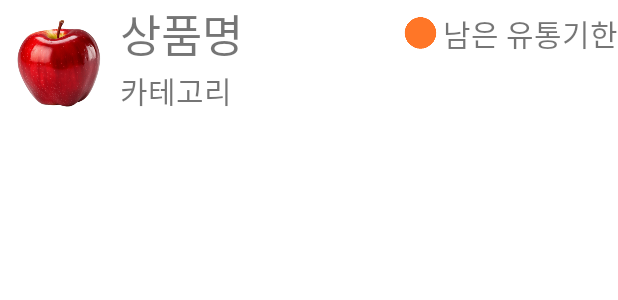
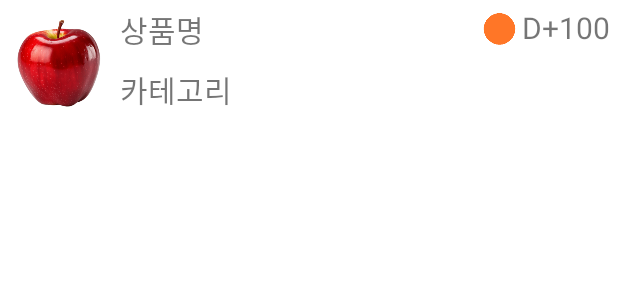
Before and after one commit to CD1-2024-2/FoodFresh-client, an Android app: the layout listview_foodlist.xml on its own in the app's theme, with its tools: preview values and no code run, on a phone screen of 412 x 824 dp. Shown: the top 300 px of the screen. Run offline under Robolectric (Android 15) with nearby library versions, the phone set to English and light mode, and no system bars.

Commit message:
Feat: 최종 완성

```diff
--- a/app/src/main/res/layout/activity_food_data.xml
+++ b/app/src/main/res/layout/activity_food_data.xml
@@ -28,7 +28,7 @@
                 android:layout_marginBottom="10dp" />
 
             <ImageView
-                android:id="@+id/FoodData_item_imageview"
+                android:id="@+id/foodData_item_imageview"
                 android:layout_width="150dp"
                 android:layout_height="150dp"
                 android:layout_centerInParent="true"
@@ -37,7 +37,7 @@
                 android:id="@+id/space"
                 android:layout_width="wrap_content"
                 android:layout_height="30dp"
-                android:layout_below="@+id/FoodData_item_imageview" />
+                android:layout_below="@+id/foodData_item_imageview" />
             <TextView
                 android:id="@+id/foodData_barcode_textview"
                 android:text="바코드 번호"
--- a/app/src/main/res/layout/listview_foodlist.xml
+++ b/app/src/main/res/layout/listview_foodlist.xml
@@ -13,7 +13,7 @@
             android:orientation="horizontal">
 
             <ImageView
-                android:id="@+id/food_imageview"
+                android:id="@+id/foodList_food_imageview"
                 android:layout_width="80dp"
                 android:layout_height="80dp"
                 android:src="@drawable/ic_sample_apple"/>
@@ -22,21 +22,23 @@
                 android:layout_width="match_parent"
                 android:layout_height="match_parent"
                 android:orientation="vertical">
-                <LinearLayout
+                <RelativeLayout
+                    android:gravity="center_vertical"
                     android:layout_width="match_parent"
-                    android:layout_height="wrap_content"
-                    android:orientation="horizontal"
-                    android:gravity="center_vertical">
+                    android:layout_height="40dp">
+
                     <TextView
                         android:id="@+id/food_name_textview"
+                        android:text="상품명"
+                        android:textSize="20dp"
+                        android:maxLines="1"
+                        android:layout_width="240dp"
+                        android:layout_height="wrap_content"/>
+                    <LinearLayout
                         android:layout_width="wrap_content"
                         android:layout_height="wrap_content"
-                        android:text="상품명"
-                        android:textSize="30dp"/>
-                    <Space
-                        android:layout_width="wrap_content"
-                        android:layout_height="wrap_content"
-                        android:layout_weight="1"/>
+                        android:layout_alignParentRight="true"
+                        android:layout_marginRight="5dp">
                         <ImageView
                             android:id="@+id/food_expiry_dot_imageview"
                             android:layout_width="30dp"
@@ -44,14 +46,17 @@
                             android:src="@drawable/ic_dot_orange"/>
                         <TextView
                             android:id="@+id/food_expiry_date_textview"
+                            android:text="D+100"
+                            android:textSize="20dp"
+                            android:maxLines="1"
                             android:layout_width="wrap_content"
-                        android:layout_height="wrap_content"
-                        android:text="남은 유통기한"
-                        android:textSize="20dp"/>
+                            android:layout_height="wrap_content"/>
                     </LinearLayout>
+                </RelativeLayout>
                 <LinearLayout
+                    android:gravity="center_vertical"
                     android:layout_width="match_parent"
-                    android:layout_height="match_parent">
+                    android:layout_height="40dp">
                     <TextView
                         android:id="@+id/food_discription_textview"
                         android:layout_width="wrap_content"
```
Also changed, not shown: app/src/main/java/com/example/foodfresh/FoodDataActivity.java (+66 -2 lines), app/src/main/java/com/example/foodfresh/FoodListActivity.java (+65 -1 lines), app/src/main/java/com/example/foodfresh/FoodListAdapter.java (+50 -16 lines). Lines whose indentation alone changed are shown as unchanged.
